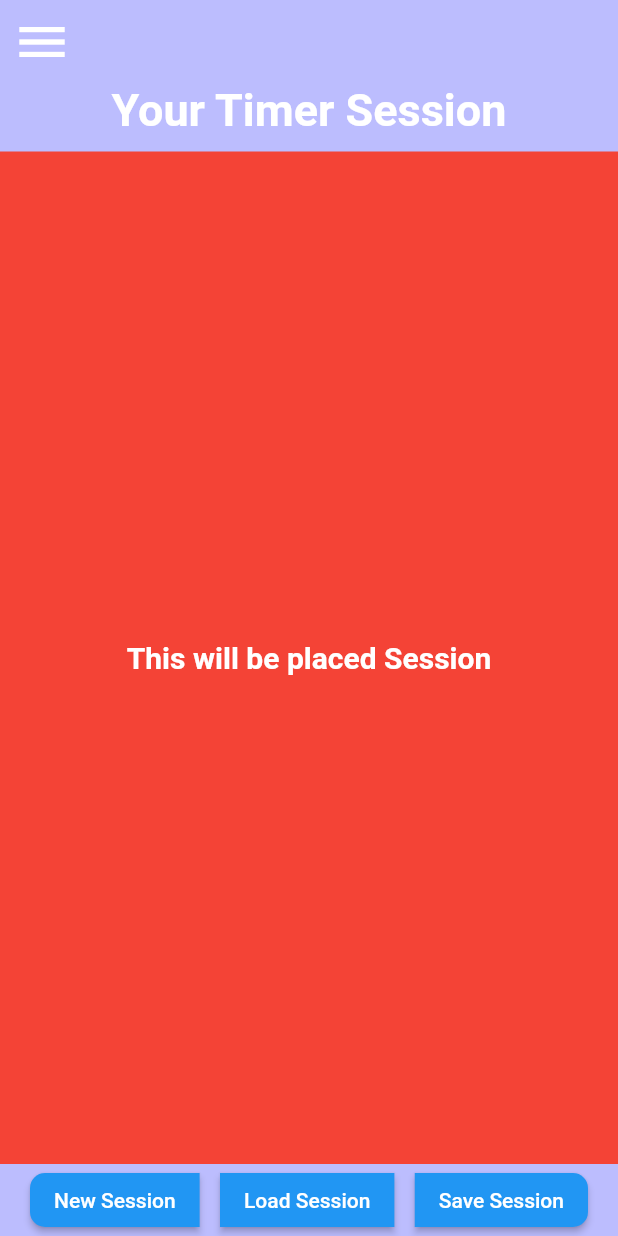
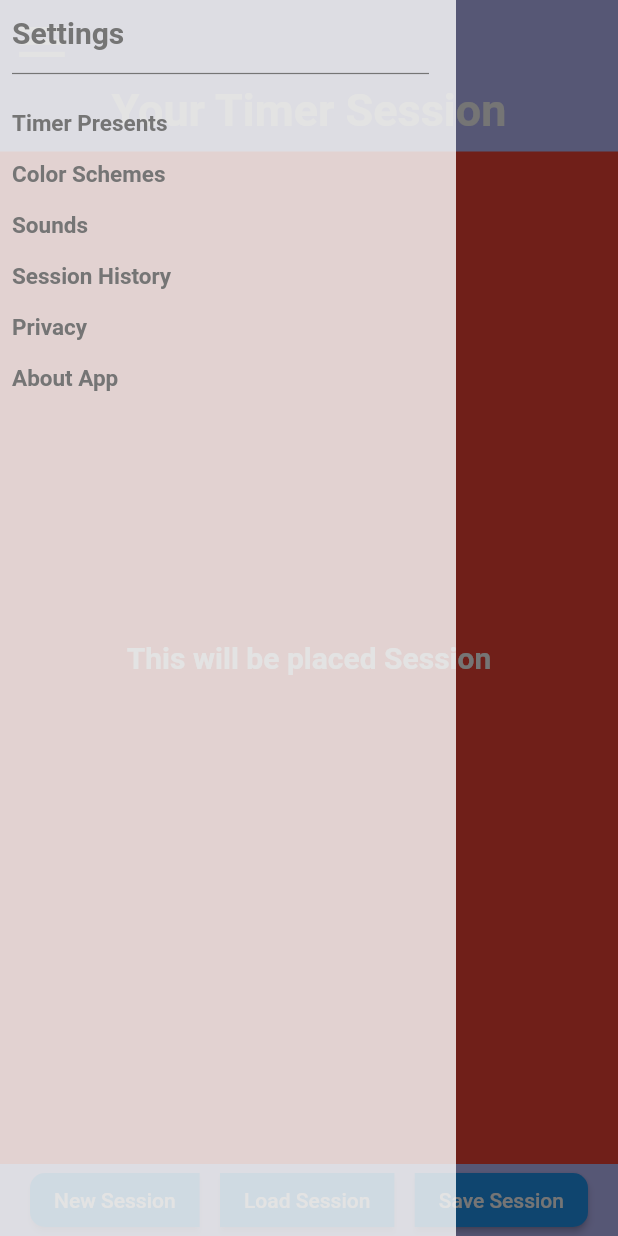
Before and after one commit to reqdevil/Sport-Timer-App, a Flutter app: the SessionPage screen opened by its route, with the side drawer open (before the commit the screen has no drawer), on a phone screen of 412 x 824 dp. Run offline on Flutter 3.47's test engine with Material 2 defaults, Android fonts, the phone set to English and light mode, and no system bars; our stand-ins replace percent_indicator; missing offline and left inert: matrix4_transform.

Commit message:
Drawer added
Drawer menu added to session page

```diff
--- a/lib/Pages/SessionPage.dart
+++ b/lib/Pages/SessionPage.dart
@@ -11,9 +11,105 @@ class SessionPage extends StatefulWidget {
 }
 
 class _SessionPageState extends State<SessionPage> {
+  final GlobalKey<ScaffoldState> _key = GlobalKey();
   @override
   Widget build(BuildContext context) {
     return Scaffold(
+      key: _key,
+      drawer: Drawer(
+        elevation: 0,
+        backgroundColor: Colors.white.withOpacity(0.8),
+        child: Column(
+          crossAxisAlignment: CrossAxisAlignment.start,
+          children: [
+            Padding(
+              padding: const EdgeInsets.only(left: 8.0, top: 10.0),
+              child: Text(
+                'Settings',
+                style: TextStyle(
+                    color: Colors.grey[600],
+                    fontSize: 20.0,
+                    fontWeight: FontWeight.bold),
+                textAlign: TextAlign.center,
+              ),
+            ),
+            Padding(
+              padding: const EdgeInsets.all(8.0),
+              child: Divider(
+                color: Colors.grey[600],
+                endIndent: 10,
+                thickness: .8,
+              ),
+            ),
+            Padding(
+              padding: const EdgeInsets.all(8.0),
+              child: Text(
+                'Timer Presents',
+                style: TextStyle(
+                    color: Colors.grey[600],
+                    fontSize: 15.0,
+                    fontWeight: FontWeight.bold),
+                textAlign: TextAlign.start,
+              ),
+            ),
+            Padding(
+              padding: const EdgeInsets.all(8.0),
+              child: Text(
+                'Color Schemes',
+                style: TextStyle(
+                    color: Colors.grey[600],
+                    fontSize: 15.0,
+                    fontWeight: FontWeight.bold),
+                textAlign: TextAlign.start,
+              ),
+            ),
+            Padding(
+              padding: const EdgeInsets.all(8.0),
+              child: Text(
+                'Sounds',
+                style: TextStyle(
+                    color: Colors.grey[600],
+                    fontSize: 15.0,
+                    fontWeight: FontWeight.bold),
+                textAlign: TextAlign.start,
+              ),
+            ),
+            Padding(
+              padding: const EdgeInsets.all(8.0),
+              child: Text(
+                'Session History',
+                style: TextStyle(
+                    color: Colors.grey[600],
+                    fontSize: 15.0,
+                    fontWeight: FontWeight.bold),
+                textAlign: TextAlign.start,
+              ),
+            ),
+            Padding(
+              padding: const EdgeInsets.all(8.0),
+              child: Text(
+                'Privacy',
+                style: TextStyle(
+                    color: Colors.grey[600],
+                    fontSize: 15.0,
+                    fontWeight: FontWeight.bold),
+                textAlign: TextAlign.start,
+              ),
+            ),
+            Padding(
+              padding: const EdgeInsets.all(8.0),
+              child: Text(
+                'About App',
+                style: TextStyle(
+                    color: Colors.grey[600],
+                    fontSize: 15.0,
+                    fontWeight: FontWeight.bold),
+                textAlign: TextAlign.start,
+              ),
+            )
+          ],
+        ),
+      ),
       body: Container(
         color: AppColor.backgroundColor,
         child: SafeArea(
@@ -22,7 +118,10 @@ class _SessionPageState extends State<SessionPage> {
             children: [
               IconButton(
                 alignment: Alignment.centerLeft,
-                onPressed: () {},
+                onPressed: () {
+                  _key.currentState!.openDrawer();
+                  // Scaffold.of(context).openDrawer();
+                },
                 icon: const Icon(
                   Icons.menu,
                   color: AppColor.white,
```
Also changed, not shown: pubspec.lock.
